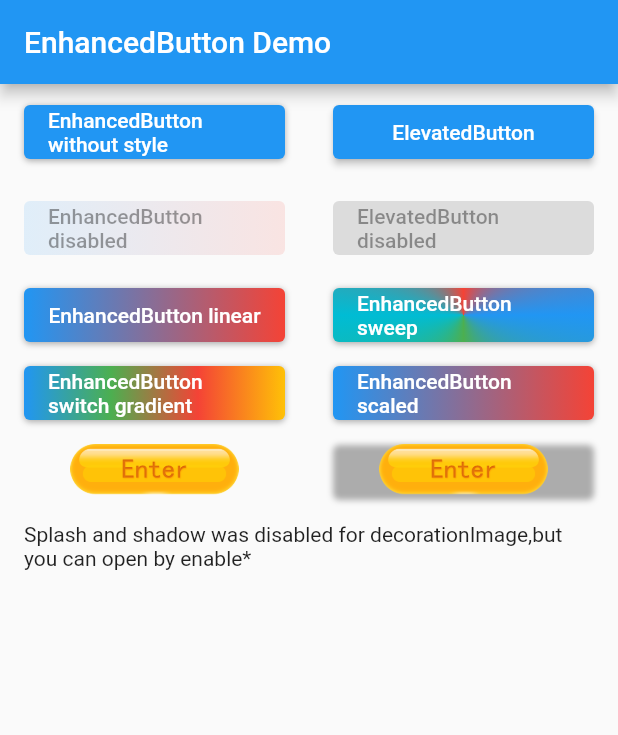
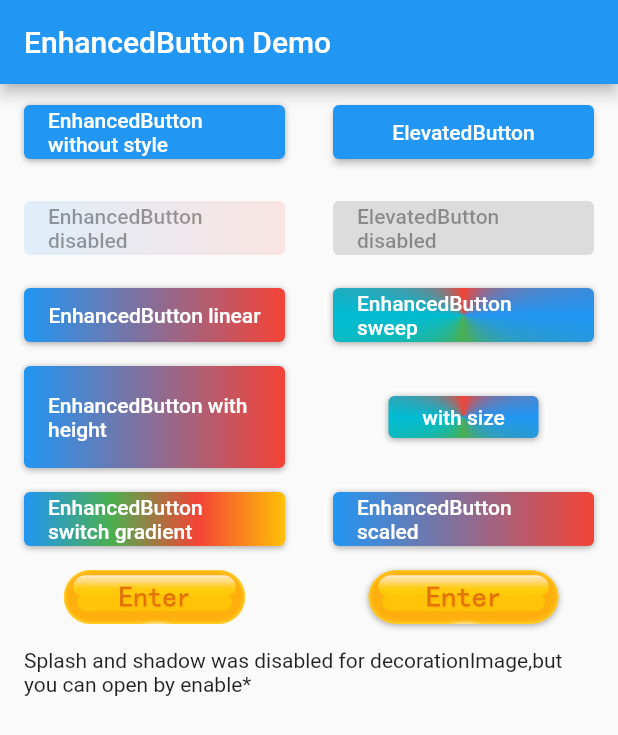
Before and after one commit to shirne/extended_button, a Flutter app: the screen it shows after launch, on a phone screen of 412 x 824 dp. Shown: the top 735 px of the screen. Run offline on Flutter 3.47's test engine with Material 2 defaults, Android fonts, the phone set to English and light mode, and no system bars.

Commit message:
Improve example

```diff
--- a/example/lib/main.dart
+++ b/example/lib/main.dart
@@ -50,6 +50,15 @@ class ButtonDemoPage extends StatelessWidget {
                       const EdgeInsets.symmetric(horizontal: 16, vertical: 8),
                   child: ElevatedButton(
                     onPressed: () {},
+                    style: ElevatedButton.styleFrom().copyWith(
+                      surfaceTintColor:
+                          MaterialStateProperty.resolveWith((states) {
+                        if (states.contains(MaterialState.pressed)) {
+                          return Colors.transparent;
+                        }
+                        return Colors.green.withAlpha(100);
+                      }),
+                    ),
                     child: const Text('ElevatedButton'),
                   ),
                 ),
@@ -119,6 +128,48 @@ class ButtonDemoPage extends StatelessWidget {
                       ),
                     ),
                     child: const Text('EnhancedButton sweep'),
+                  ),
+                ),
+              ),
+            ],
+          ),
+          Row(
+            children: [
+              Expanded(
+                child: Padding(
+                  padding:
+                      const EdgeInsets.symmetric(horizontal: 16, vertical: 8),
+                  child: EnhancedButton(
+                    onPressed: () {},
+                    height: 68,
+                    enhancedStyle: EnhancedButtonStyle(
+                      gradient: MaterialStateProperty.all(const LinearGradient(
+                          colors: [Colors.blue, Colors.red])),
+                    ),
+                    child: const Text('EnhancedButton with height'),
+                  ),
+                ),
+              ),
+              Expanded(
+                child: Center(
+                  child: EnhancedButton(
+                    onPressed: () {},
+                    width: 100,
+                    height: 28,
+                    enhancedStyle: EnhancedButtonStyle(
+                      gradient: MaterialStateProperty.all(
+                        const SweepGradient(
+                          colors: [
+                            Colors.blue,
+                            Colors.green,
+                            Colors.cyan,
+                            Colors.red,
+                            Colors.blue,
+                          ],
+                        ),
+                      ),
+                    ),
+                    child: const Text('with size'),
                   ),
                 ),
               ),
@@ -225,14 +276,17 @@ class ButtonDemoPage extends StatelessWidget {
                 ),
               ),
               Expanded(
-                child: Padding(
-                  padding:
-                      const EdgeInsets.symmetric(horizontal: 16, vertical: 8),
+                child: Center(
                   child: EnhancedButton(
                     onPressed: () {},
+                    style: ElevatedButton.styleFrom(
+                      shape: const StadiumBorder(),
+                      elevation: 2,
+                    ),
                     enhancedStyle: EnhancedButtonStyle(
                       image: MaterialStateProperty.all(
                         const DecorationImage(
+                          fit: BoxFit.fill,
                           image: AssetImage(
                             'assets/images/button.png',
                           ),
@@ -241,7 +295,7 @@ class ButtonDemoPage extends StatelessWidget {
                       enableShadow: true,
                       enableSplash: true,
                     ),
-                    child: const Text(''),
+                    child: const SizedBox(width: 95, height: 30),
                   ),
                 ),
               ),
--- a/lib/src/button.dart
+++ b/lib/src/button.dart
@@ -112,7 +112,6 @@ class EnhancedButton extends StatelessWidget {
 
   BoxDecoration _resolveDecoration(
     BuildContext context,
-    ButtonStyleButton button,
     Set<MaterialState> value,
   ) {
     final buttonStyle = _fallbackStyle(context);
@@ -145,7 +144,6 @@ class EnhancedButton extends StatelessWidget {
         );
       }
     }
-
     return BoxDecoration(
       color: extendedStyle.image == null
           ? buttonStyle.backgroundColor?.resolve(value)
@@ -174,7 +172,6 @@ class EnhancedButton extends StatelessWidget {
           clipBehavior: clipBehavior,
           decoration: _resolveDecoration(
             context,
-            child as ButtonStyleButton,
             value,
           ),
           child: child,
--- a/pubspec.yaml
+++ b/pubspec.yaml
@@ -1,6 +1,6 @@
 name: enhanced_button
 description: A wrapper of ElevatedButton to support gradient background and transform and image background.
-version: 0.0.1
+version: 0.0.2
 repository: https://github.com/shirne/extended_button
 
 environment:
```
Also changed, not shown: example/assets/images/button.png, example/pubspec.lock, preview/enhanced_button.gif, 1 other file.
